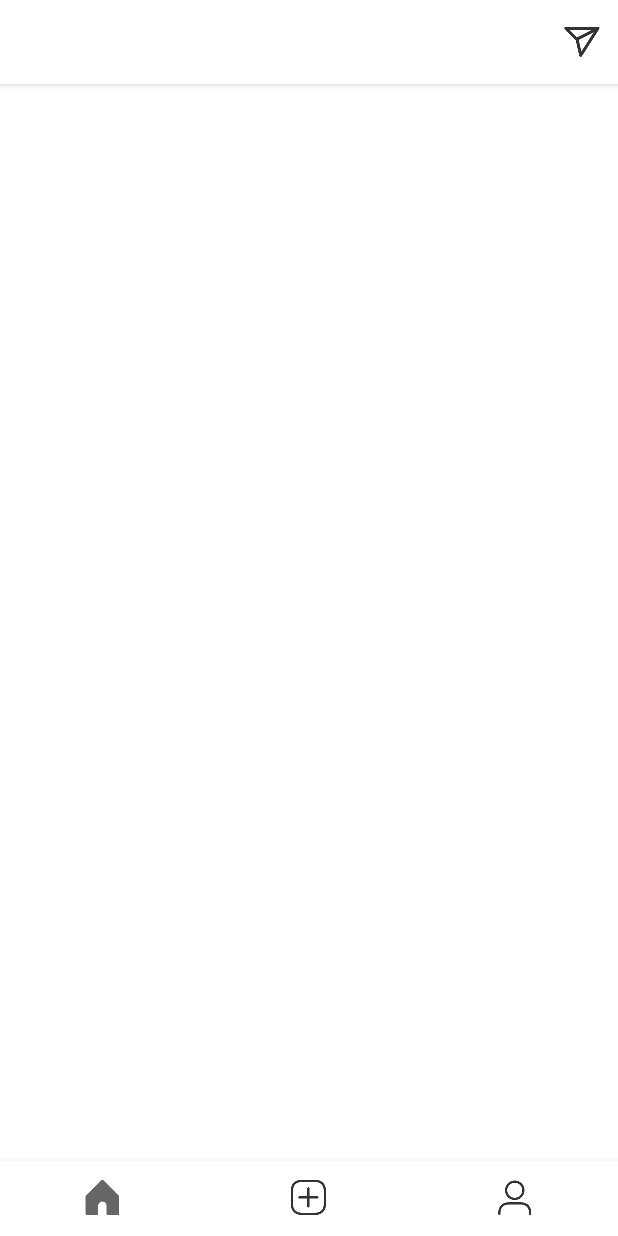
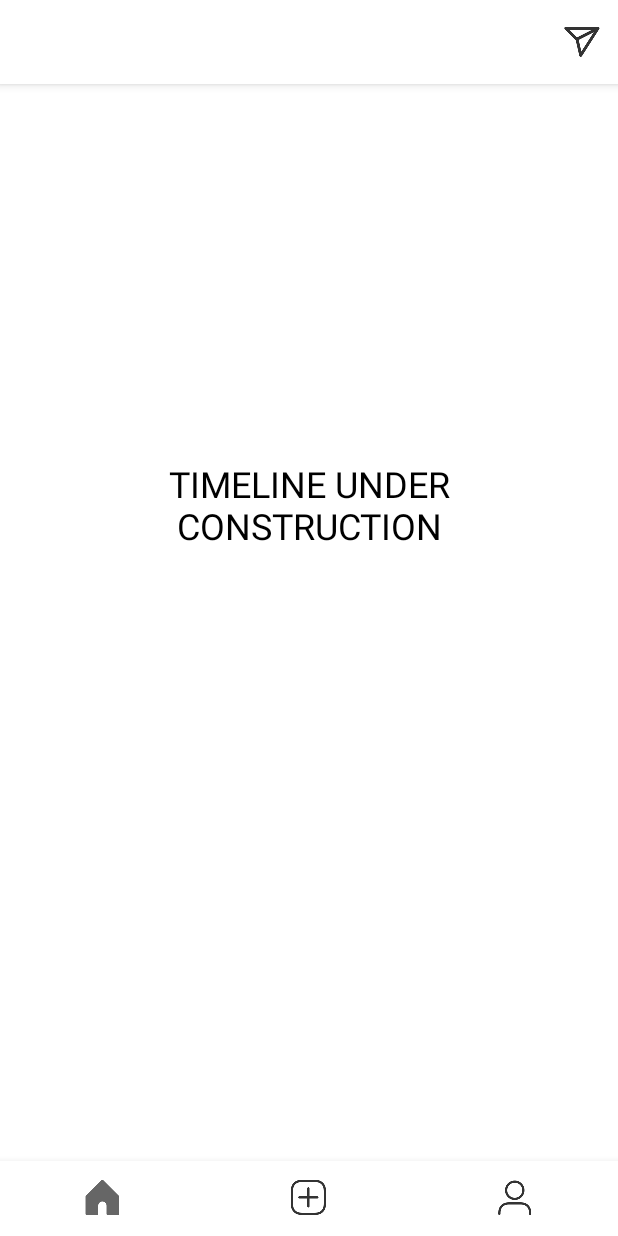
Before and after one commit to gagusftw/InstagramEmulator, an Android app: the TimelineActivity screen opened directly, with no data from a screen before it, on a phone screen of 412 x 824 dp. Run offline under Robolectric (Android 15) with nearby library versions, the phone set to English and light mode, and no system bars; libraries missing offline, so code that uses them is left out: com.parse.

```diff
--- a/app/src/main/AndroidManifest.xml
+++ b/app/src/main/AndroidManifest.xml
@@ -4,7 +4,7 @@
 
     <uses-permission android:name="android.permission.ACCESS_NETWORK_STATE" />
     <uses-permission android:name="android.permission.INTERNET" />
-    <uses-permission android:name="android.permission.CAMERA"/>
+<!--    <uses-permission android:name="android.permission.CAMERA"/>-->
     <uses-permission android:name="android.permission.READ_EXTERNAL_STORAGE"/>
     <uses-permission android:name="android.permission.WRITE_EXTERNAL_STORAGE"/>
     <uses-feature android:name="android.hardware.camera" />
--- a/app/src/main/java/com/example/instagramemulator/ParseApplication.java
+++ b/app/src/main/java/com/example/instagramemulator/ParseApplication.java
@@ -2,7 +2,9 @@ package com.example.instagramemulator;
 
 import android.app.Application;
 
+import com.example.instagramemulator.Models.Post;
 import com.parse.Parse;
+import com.parse.ParseObject;
 
 public class ParseApplication extends Application {
     @Override
@@ -16,5 +18,7 @@ public class ParseApplication extends Application {
                 .server("https://parseapi.back4app.com")
                 .build()
         );
+
+        ParseObject.registerSubclass(Post.class);
     }
 }
--- a/app/src/main/res/layout/activity_timeline.xml
+++ b/app/src/main/res/layout/activity_timeline.xml
@@ -17,4 +17,19 @@
         app:layout_constraintStart_toStartOf="parent"
         app:menu="@menu/bottom_navigation_menu" />
 
+    <TextView
+        android:id="@+id/tvTemporary"
+        android:layout_width="0dp"
+        android:layout_height="wrap_content"
+        android:layout_marginStart="50dp"
+        android:layout_marginTop="250dp"
+        android:layout_marginEnd="50dp"
+        android:gravity="center"
+        android:text="@string/timeline_construction"
+        android:textColor="#000000"
+        android:textSize="24sp"
+        app:layout_constraintEnd_toEndOf="parent"
+        app:layout_constraintStart_toStartOf="parent"
+        app:layout_constraintTop_toTopOf="parent" />
+
 </androidx.constraintlayout.widget.ConstraintLayout>
--- a/app/src/main/res/values/strings.xml
+++ b/app/src/main/res/values/strings.xml
@@ -13,4 +13,5 @@
     <string name="picture_description">Picture just taken with camera</string>
     <string name="caption_hint">Caption...</string>
     <string name="post_button">Post To Feed</string>
+    <string name="timeline_construction">TIMELINE UNDER CONSTRUCTION</string>
 </resources>
```
Also changed, not shown: app/src/main/java/com/example/instagramemulator/BitmapScaler.java (added, +42 -0 lines), app/src/main/java/com/example/instagramemulator/LoginActivity.java (+9 -0 lines), app/src/main/java/com/example/instagramemulator/PostActivity.java (+6 -3 lines), app/src/main/java/com/example/instagramemulator/ProfileActivity.java (+36 -5 lines), app/src/main/java/com/example/instagramemulator/TimelineActivity.java (+29 -5 lines).
